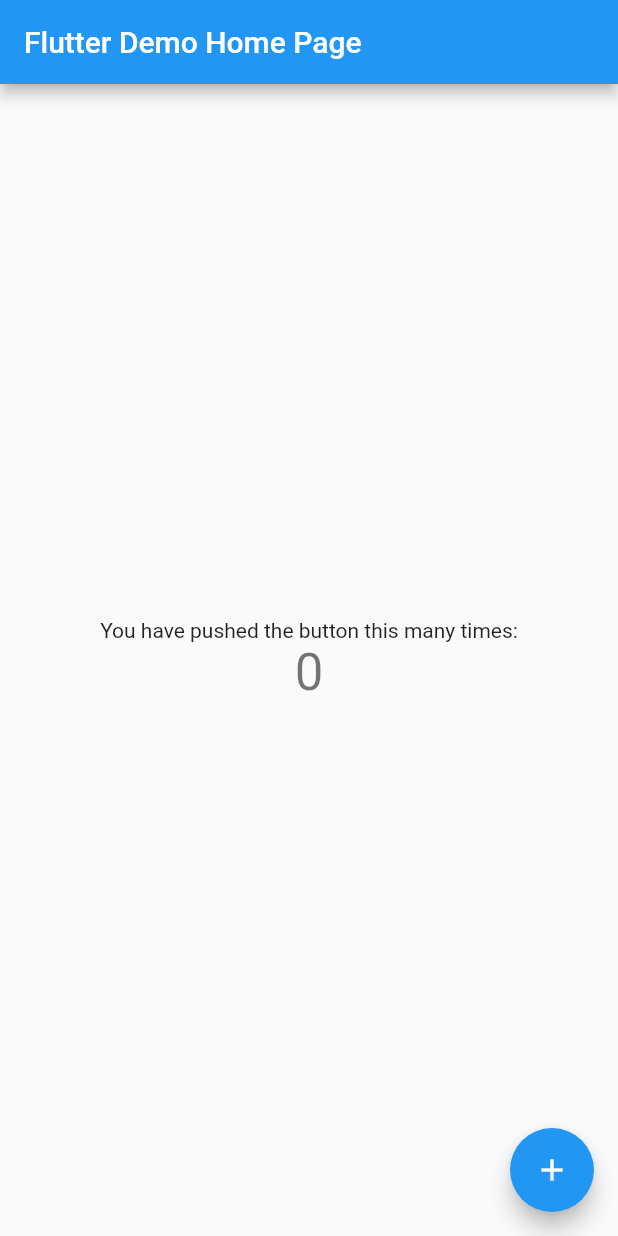
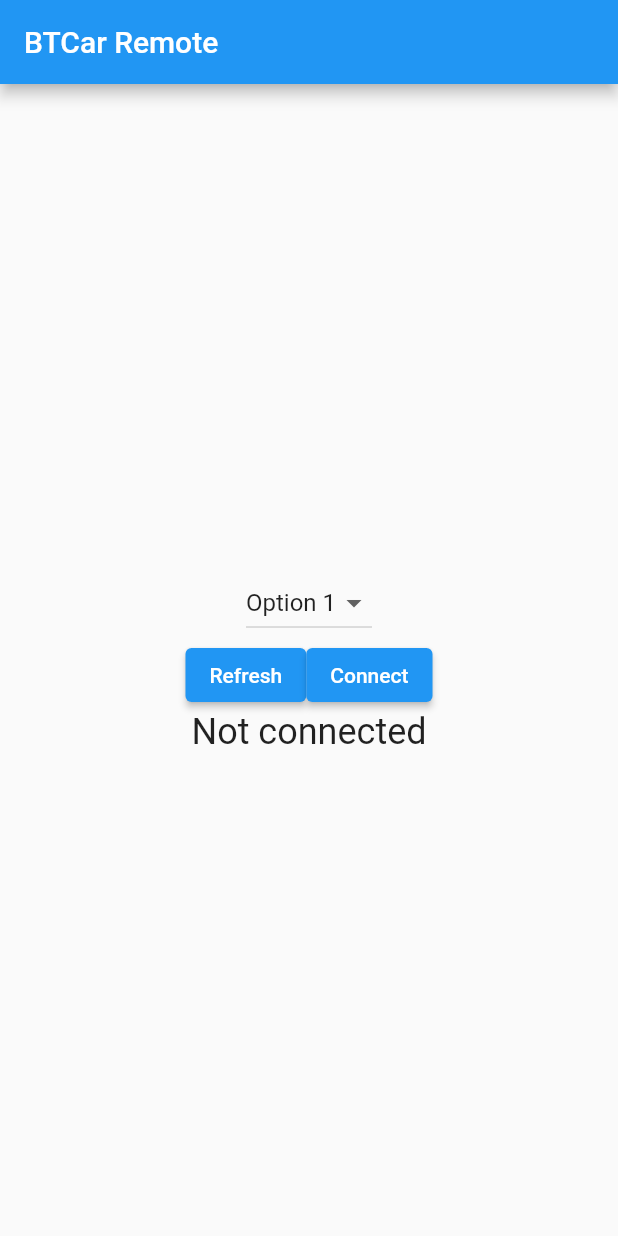
Before and after one commit to alexbougaenko/btcar_remote_flutter, a Flutter app: the screen it shows after launch, on a phone screen of 412 x 824 dp. Run offline on Flutter 3.47's test engine with Material 2 defaults, Android fonts, the phone set to English and light mode, and no system bars.

Commit message:
basic layout

```diff
--- a/lib/main.dart
+++ b/lib/main.dart
@@ -11,7 +11,7 @@ class MyApp extends StatelessWidget {
   @override
   Widget build(BuildContext context) {
     return MaterialApp(
-      title: 'Flutter Demo',
+      title: 'BTCar Remote',
       theme: ThemeData(
         // This is the theme of your application.
         //
@@ -24,7 +24,7 @@ class MyApp extends StatelessWidget {
         // is not restarted.
         primarySwatch: Colors.blue,
       ),
-      home: const MyHomePage(title: 'Flutter Demo Home Page'),
+      home: const MyHomePage(title: 'BTCar Remote'),
     );
   }
 }
@@ -49,6 +49,8 @@ class MyHomePage extends StatefulWidget {
 
 class _MyHomePageState extends State<MyHomePage> {
   int _counter = 0;
+  List<String> _options = ['Option 1', 'Option 2', 'Option 3'];
+  int _selectedOption = 0;
 
   void _incrementCounter() {
     setState(() {
@@ -95,20 +97,39 @@ class _MyHomePageState extends State<MyHomePage> {
           // horizontal).
           mainAxisAlignment: MainAxisAlignment.center,
           children: <Widget>[
-            const Text(
-              'You have pushed the button this many times:',
+            DropdownButton<String>(
+              value: _options[_selectedOption],
+              onChanged: (String? newValue) {
+                setState(() {
+                  _selectedOption = _options.indexOf(newValue!);
+                });
+              },
+              items: _options.map<DropdownMenuItem<String>>((String value) {
+                return DropdownMenuItem<String>(
+                  value: value,
+                  child: Text(value),
+                );
+              }).toList(),
+            ),
+            Row(
+              mainAxisAlignment: MainAxisAlignment.center,
+              children: [
+                ElevatedButton(
+                  onPressed: () {},
+                  child: const Text('Refresh'),
+                ),
+                ElevatedButton(
+                  onPressed: () {},
+                  child: const Text('Connect'),
+                ),
+              ],
             ),
             Text(
-              '$_counter',
-              style: Theme.of(context).textTheme.headlineMedium,
+              'Not connected',
+              style: Theme.of(context).textTheme.headlineSmall,
             ),
           ],
         ),
-      ),
-      floatingActionButton: FloatingActionButton(
-        onPressed: _incrementCounter,
-        tooltip: 'Increment',
-        child: const Icon(Icons.add),
       ), // This trailing comma makes auto-formatting nicer for build methods.
     );
   }
```
